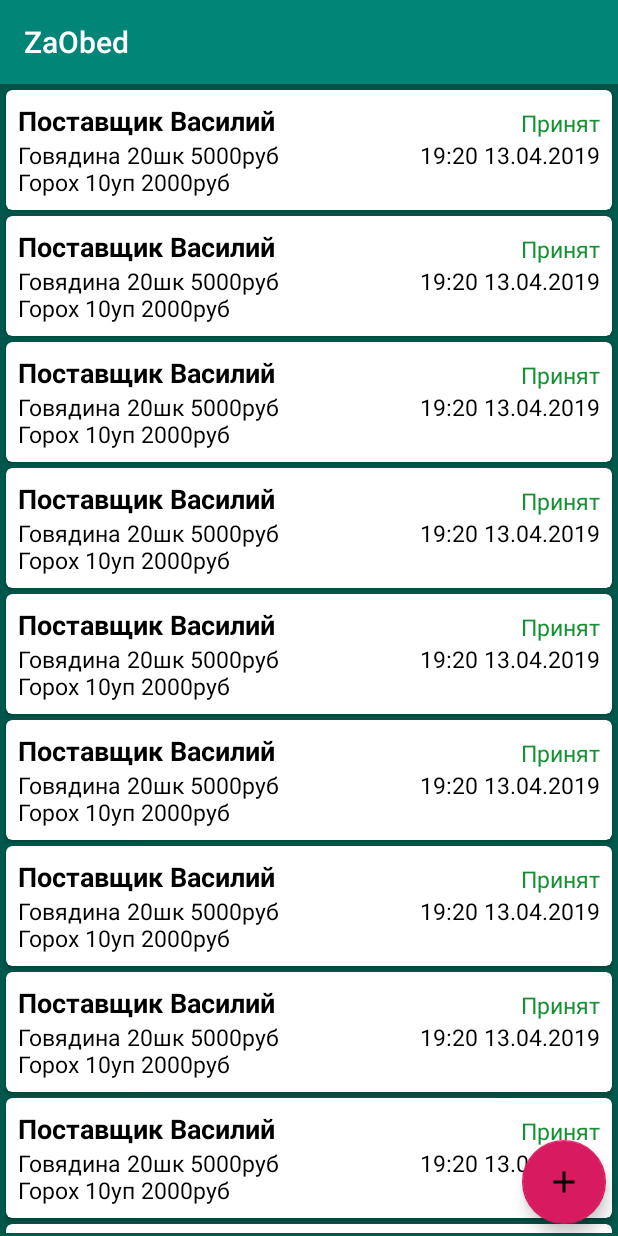
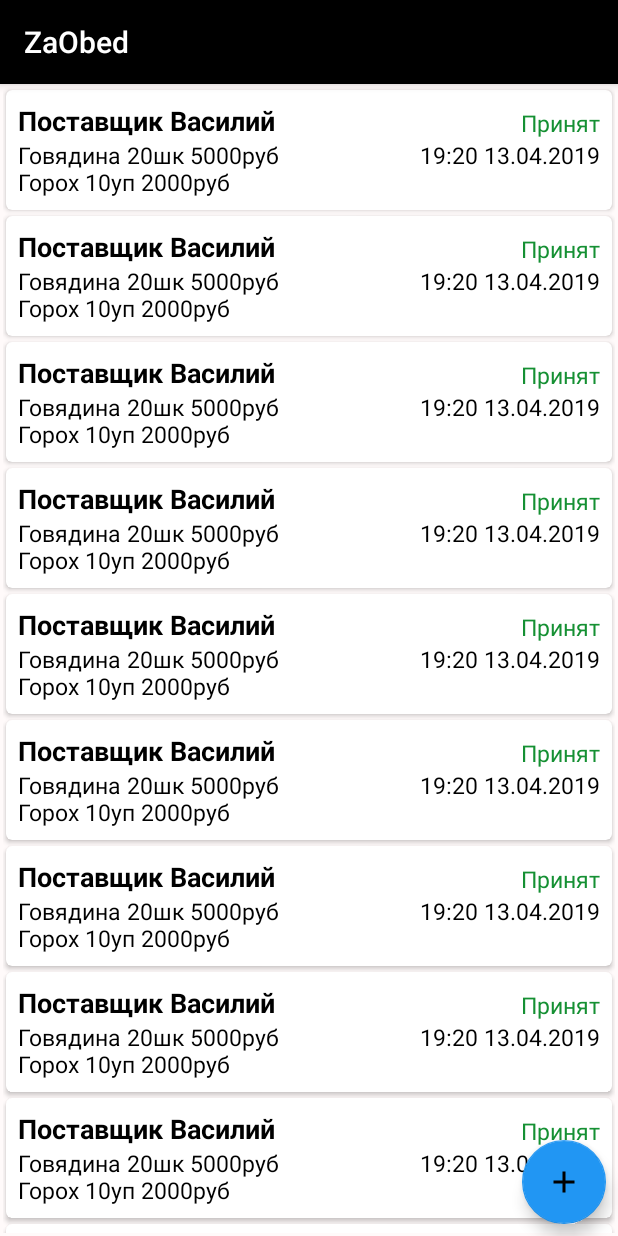
Before and after one commit to SHADESAVE/ZaObed, an Android app: the screen it shows after launch (MainActivity), on a phone screen of 412 x 824 dp. Run offline under Robolectric (Android 15) with nearby library versions, the phone set to English and light mode, and no system bars.

Commit message:
updated Design

```diff
--- a/ZaObed/app/src/main/java/com/example/zaobed/fragments/OrdersFragment.kt
+++ b/ZaObed/app/src/main/java/com/example/zaobed/fragments/OrdersFragment.kt
@@ -2,6 +2,7 @@ package com.example.zaobed.fragments
 
 import android.os.Bundle
 import android.support.v4.app.Fragment
+import android.support.v4.widget.SwipeRefreshLayout
 import android.support.v7.widget.LinearLayoutManager
 import android.support.v7.widget.RecyclerView
 import android.view.LayoutInflater
@@ -11,13 +12,22 @@ import com.example.zaobed.Order
 import com.example.zaobed.R
 import com.example.zaobed.RecyclerViewAdapter
 
-class OrdersFragment: Fragment() {
+
+
+class OrdersFragment: Fragment(){
 
     override fun onCreateView(inflater: LayoutInflater, container: ViewGroup?, savedInstanceState: Bundle?): View? {
 
         val view = inflater.inflate(R.layout.fragment_orders, container, false)
 
         val fab: View = view.findViewById(R.id.fab)
+
+        val recyclerView: RecyclerView = view.findViewById(R.id.order_recycler_view) as RecyclerView
+        recyclerView.setHasFixedSize(true)
+
+        val swipeRefresh: SwipeRefreshLayout = view.findViewById(R.id.swipe_container)
+        swipeRefresh.setColorSchemeResources(android.R.color.holo_blue_dark)
+
         fab.setOnClickListener { view ->
             activity!!.supportFragmentManager.beginTransaction().replace(
                 R.id.fragment_container,
@@ -25,8 +35,11 @@ class OrdersFragment: Fragment() {
             ).addToBackStack(null).commit()
         }
 
-        val recyclerView: RecyclerView = view.findViewById(R.id.order_recycler_view) as RecyclerView
-        recyclerView.setHasFixedSize(true)
+        swipeRefresh.setOnRefreshListener(SwipeRefreshLayout.OnRefreshListener {
+            //Обработчик
+            //
+            swipeRefresh.setRefreshing(false)
+        })
 
         recyclerView.addOnScrollListener(object : RecyclerView.OnScrollListener() {
 
@@ -43,6 +56,7 @@ class OrdersFragment: Fragment() {
         })
 
         //результат метода GET ORDER с сервера будем записывать в OrderList
+        //
         val orderList = arrayListOf<Order>()
         for (i in 0..20)
             orderList.add(
@@ -55,18 +69,6 @@ class OrdersFragment: Fragment() {
             )
         //
 
-        val bundle: Bundle? = this.arguments
-        if (bundle != null) {
-            orderList.add(
-                Order(
-                    bundle.getString("name"),
-                    bundle.getString("description") + " " + bundle.getString("value"),
-                    "13:10 12.11.2019",
-                    "В обработке"
-                )
-            )
-        }
-
         val recyclerViewAdapter = RecyclerViewAdapter(orderList)
         recyclerView.adapter = recyclerViewAdapter
 
@@ -75,4 +77,8 @@ class OrdersFragment: Fragment() {
 
         return view
     }
+
+    private fun onScrollListener() {
+
+    }
 }
--- a/ZaObed/app/src/main/java/com/example/zaobed/fragments/RequestFragment.kt
+++ b/ZaObed/app/src/main/java/com/example/zaobed/fragments/RequestFragment.kt
@@ -19,15 +19,16 @@ class RequestFragment: Fragment(), AdapterView.OnItemSelectedListener, View.OnCl
         val view = inflater.inflate(R.layout.fragment_request, container, false)
 
         val button: Button = view.findViewById(R.id.buttonSend)
-        button.setOnClickListener(this)
+
 
         val spinner: Spinner = view.findViewById(R.id.spinner)
         val itemList = arrayOf("Поставщик Василий", "Поставщик Виталий", "Поставщик Володя")
 
+        button.setOnClickListener(this)
+
         spinner.setOnItemSelectedListener(this)
 
         val arrayAdapter = ArrayAdapter(context!!, R.layout.spinner_item, itemList)
-
 
         arrayAdapter.setDropDownViewResource(android.R.layout.simple_spinner_dropdown_item)
 
--- a/ZaObed/app/src/main/java/com/example/zaobed/model/api/Api.kt
+++ b/ZaObed/app/src/main/java/com/example/zaobed/model/api/Api.kt
@@ -1,12 +1,10 @@
 package com.example.zaobed.model.api
 
-import com.example.zaobed.model.response.OrdersResponse
+import com.example.zaobed.Order
 import retrofit2.Call
 import retrofit2.http.GET
 
 interface Api {
-
-
     @GET("people")
-    fun getAllPeople(): Call<OrdersResponse>
+    fun getAllPeople(): Call<List<Order>>
 }
--- a/ZaObed/app/src/main/java/com/example/zaobed/model/response/OrdersResponse.kt
+++ /dev/null
@@ -1,4 +0,0 @@
-package com.example.zaobed.model.response
-
-class OrdersResponse {
-}
--- a/ZaObed/app/src/main/res/values/colors.xml
+++ b/ZaObed/app/src/main/res/values/colors.xml
@@ -1,6 +1,6 @@
 <?xml version="1.0" encoding="utf-8"?>
 <resources>
-    <color name="colorPrimary">#008577</color>
-    <color name="colorPrimaryDark">#00574B</color>
-    <color name="colorAccent">#D81B60</color>
+    <color name="colorPrimary">#000000</color>
+    <color name="colorPrimaryDark">#FFFAFA</color>
+    <color name="colorAccent">#2196F3</color>
 </resources>
```
